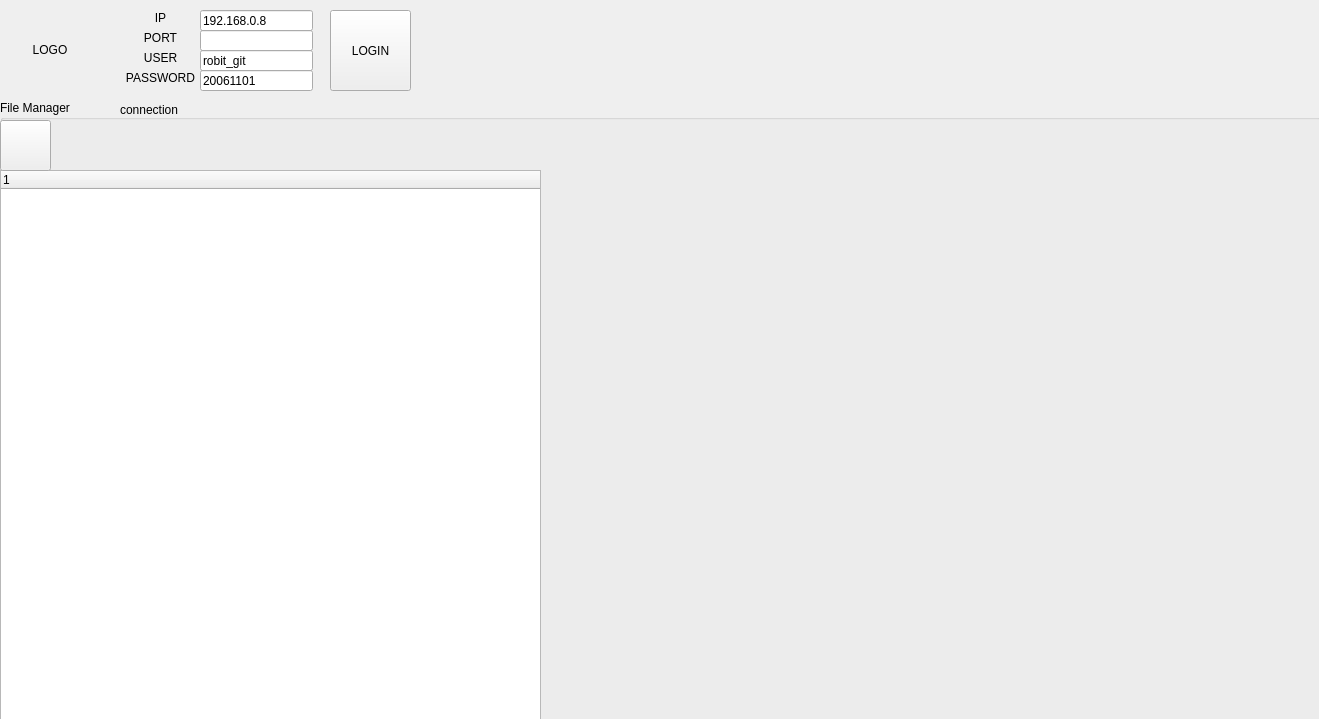
This is robit.ui in mjlee111/robit_git as Qt 5 draws it before an edit. The edited form follows.
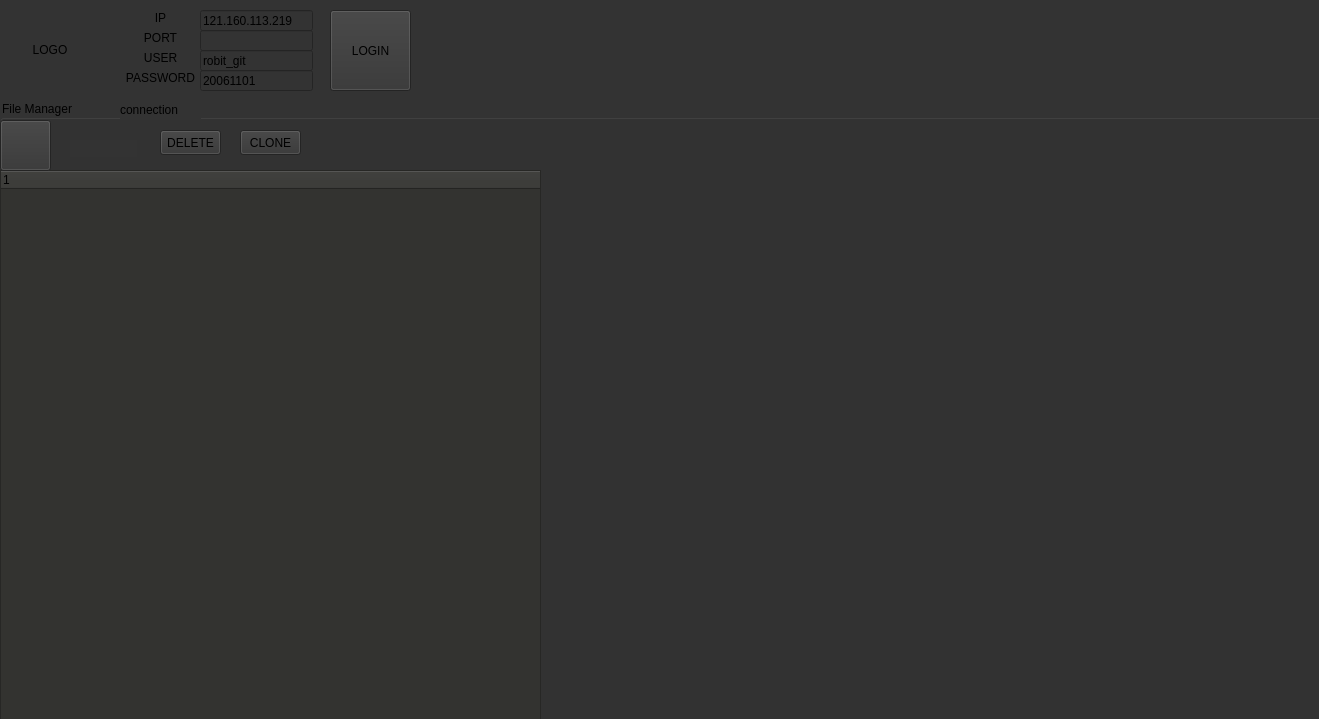
This is the edited form.

The edit to the form file:
```diff
--- a/robit.ui
+++ b/robit.ui
@@ -13,6 +13,10 @@
   <property name="windowTitle">
    <string>robit</string>
   </property>
+  <property name="styleSheet">
+   <string notr="true">background-color: #333333;
+</string>
+  </property>
   <widget class="QLabel" name="logo">
    <property name="geometry">
     <rect>
@@ -121,7 +125,7 @@
     </rect>
    </property>
    <property name="text">
-    <string>192.168.0.8</string>
+    <string>121.160.113.219</string>
    </property>
   </widget>
   <widget class="QLineEdit" name="input_PORT">
@@ -212,6 +216,9 @@
       <height>20</height>
      </rect>
     </property>
+    <property name="styleSheet">
+     <string notr="true"/>
+    </property>
     <property name="text">
      <string>connection</string>
     </property>
@@ -225,6 +232,10 @@
       <height>551</height>
      </rect>
     </property>
+    <property name="styleSheet">
+     <string notr="true">background-color: #333330;
+</string>
+    </property>
     <column>
      <property name="text">
       <string/>
@@ -270,6 +281,35 @@
      <string/>
     </property>
    </widget>
+   <widget class="QPushButton" name="delete_btn">
+    <property name="geometry">
+     <rect>
+      <x>160</x>
+      <y>30</y>
+      <width>61</width>
+      <height>25</height>
+     </rect>
+    </property>
+    <property name="styleSheet">
+     <string notr="true"/>
+    </property>
+    <property name="text">
+     <string>DELETE</string>
+    </property>
+   </widget>
+   <widget class="QPushButton" name="clone_btn">
+    <property name="geometry">
+     <rect>
+      <x>240</x>
+      <y>30</y>
+      <width>61</width>
+      <height>25</height>
+     </rect>
+    </property>
+    <property name="text">
+     <string>CLONE</string>
+    </property>
+   </widget>
   </widget>
   <widget class="QLabel" name="head">
    <property name="geometry">
```
